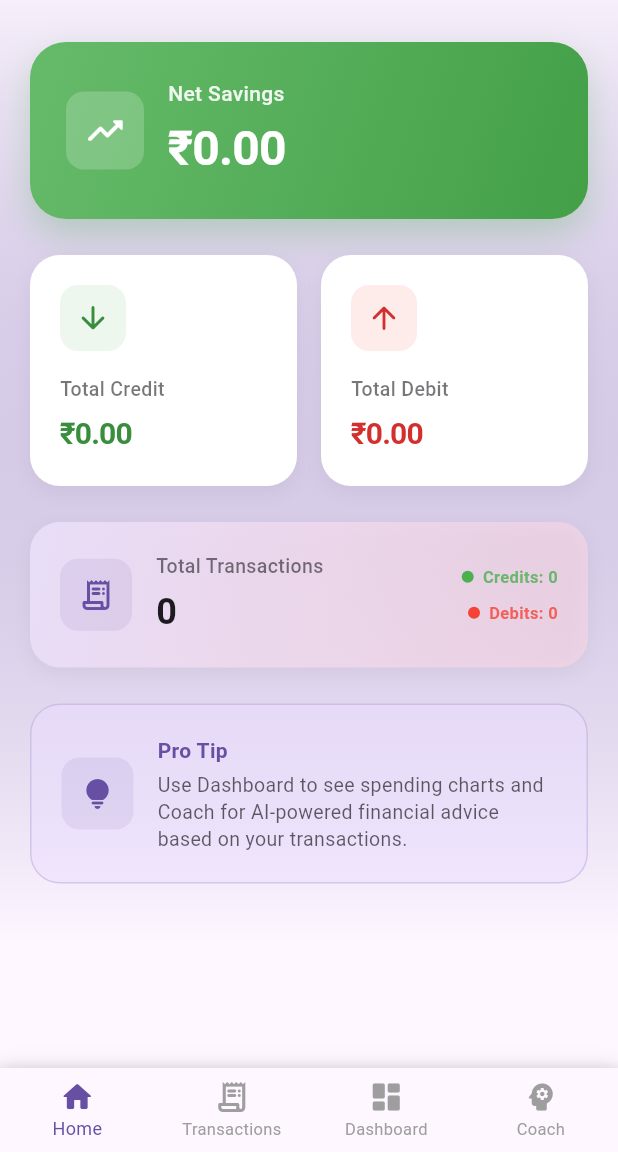
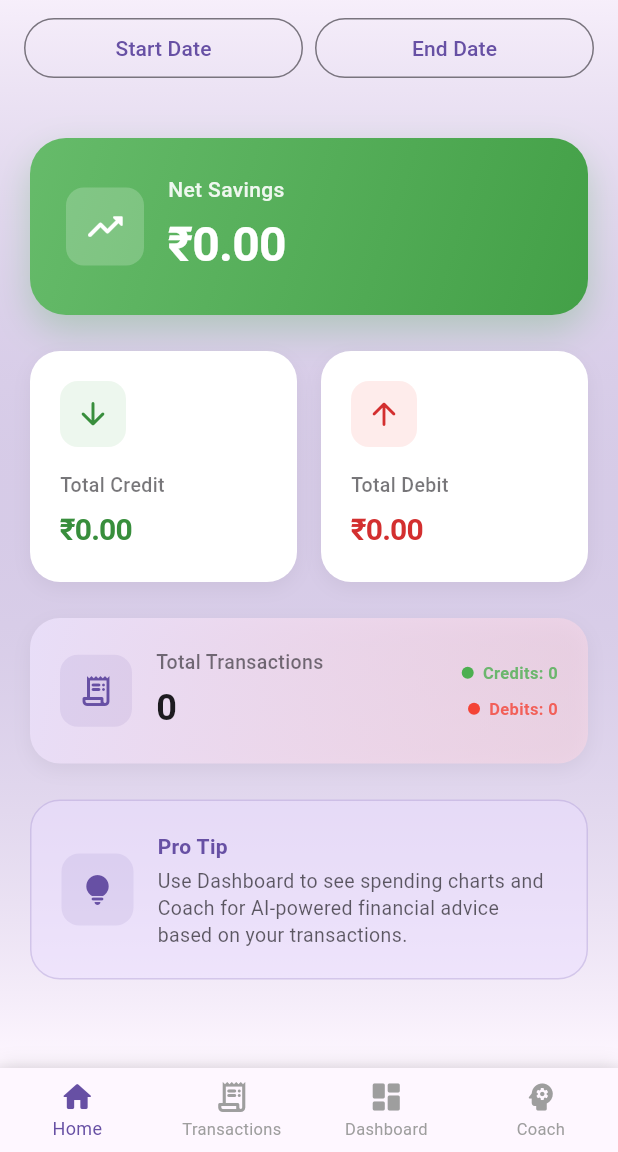
Before and after one commit to brutev/pocket_financier, a Flutter app: the screen it shows after launch, on a phone screen of 412 x 824 dp, the part 84-1236 px from its top. Run offline on Flutter 3.47's test engine with Material 3 defaults, Android fonts, the phone set to English and light mode, and no system bars; our stand-ins replace fl_chart, flutter_dotenv, permission_handler, sqflite; missing offline and left inert: flutter_sms_inbox; accounts and stored records are empty.

Commit message:
added dotenv , gemma service flow, added date range filter

```diff
--- a/lib/main.dart
+++ b/lib/main.dart
@@ -1,9 +1,11 @@
 import 'package:flutter/material.dart';
+import 'package:flutter_dotenv/flutter_dotenv.dart';
 // import 'services/gemma_service.dart';
 import 'screens/home_page.dart';
 
 void main() async {
   WidgetsFlutterBinding.ensureInitialized();
+  await dotenv.load(fileName: ".env");
 
   // try {
   //   await GemmaService.ensureInitialized();
--- a/lib/parsers/banking_sms_parser.dart
+++ b/lib/parsers/banking_sms_parser.dart
@@ -248,13 +248,11 @@ class BankingSmsParser {
     // Extract transaction mode and details
     String? transactionMode;
     String? merchantName;
-    String? referenceId;
 
     // UPI pattern: UPI/P2M/REF/MERCHANT
     final upiMatch = RegExp(r'UPI/([^/]+)/([^/]+)/(.+?)(?:\n|$)', caseSensitive: false).firstMatch(text);
     if (upiMatch != null) {
       transactionMode = 'UPI';
-      referenceId = upiMatch.group(2);
       merchantName = upiMatch.group(3)?.trim();
     }
 
@@ -262,7 +260,6 @@ class BankingSmsParser {
     final neftMatch = RegExp(r'NEFT/([^/]+)/(.+?)(?:\.|\n|$)', caseSensitive: false).firstMatch(text);
     if (neftMatch != null) {
       transactionMode = 'NEFT';
-      referenceId = neftMatch.group(1);
       merchantName = neftMatch.group(2)?.trim();
     }
 
--- a/lib/screens/home_page.dart
+++ b/lib/screens/home_page.dart
@@ -18,6 +18,18 @@ class _HomePageState extends State<HomePage> {
   final ValueNotifier<int> _currentIndexNotifier = ValueNotifier<int>(0);
   final ValueNotifier<List<TransactionModel>> _transactionsNotifier = ValueNotifier<List<TransactionModel>>([]);
   final ValueNotifier<bool> _loadingNotifier = ValueNotifier<bool>(false);
+
+  DateTime? _startDate;
+  DateTime? _endDate;
+  List<TransactionModel> get _filteredTransactions {
+    if (_startDate == null && _endDate == null) return _transactionsNotifier.value;
+    return _transactionsNotifier.value.where((tx) {
+      final date = tx.effectiveDate;
+      if (_startDate != null && date.isBefore(_startDate!)) return false;
+      if (_endDate != null && date.isAfter(_endDate!)) return false;
+      return true;
+    }).toList();
+  }
 
   @override
   void initState() {
@@ -105,10 +117,57 @@ class _HomePageState extends State<HomePage> {
         return ValueListenableBuilder<List<TransactionModel>>(
           valueListenable: _transactionsNotifier,
           builder: (context, transactions, _) {
-            // Calculate totals efficiently
+            // Date filter UI
+            Widget dateFilter = Padding(
+              padding: const EdgeInsets.symmetric(horizontal: 16, vertical: 8),
+              child: Row(
+                children: [
+                  Expanded(
+                    child: OutlinedButton(
+                      onPressed: () async {
+                        final picked = await showDatePicker(
+                          context: context,
+                          initialDate: _startDate ?? DateTime.now(),
+                          firstDate: DateTime(2000),
+                          lastDate: _endDate ?? DateTime.now(),
+                        );
+                        if (picked != null) setState(() => _startDate = picked);
+                      },
+                      child: Text(_startDate == null ? 'Start Date' : 'From: ${_startDate!.toLocal().toString().split(' ')[0]}'),
+                    ),
+                  ),
+                  const SizedBox(width: 8),
+                  Expanded(
+                    child: OutlinedButton(
+                      onPressed: () async {
+                        final picked = await showDatePicker(
+                          context: context,
+                          initialDate: _endDate ?? DateTime.now(),
+                          firstDate: _startDate ?? DateTime(2000),
+                          lastDate: DateTime.now(),
+                        );
+                        if (picked != null) setState(() => _endDate = picked);
+                      },
+                      child: Text(_endDate == null ? 'End Date' : 'To: ${_endDate!.toLocal().toString().split(' ')[0]}'),
+                    ),
+                  ),
+                  if (_startDate != null || _endDate != null)
+                    IconButton(
+                      icon: const Icon(Icons.clear),
+                      tooltip: 'Clear filter',
+                      onPressed: () => setState(() {
+                        _startDate = null;
+                        _endDate = null;
+                      }),
+                    ),
+                ],
+              ),
+            );
+
+            final filtered = _filteredTransactions;
             double totalCredit = 0.0;
             double totalDebit = 0.0;
-            for (final t in transactions) {
+            for (final t in filtered) {
               if (t.type == 'credit') {
                 totalCredit += t.amount;
               } else if (t.type == 'debit') {
@@ -120,12 +179,16 @@ class _HomePageState extends State<HomePage> {
                 ? (netSavings / totalCredit * 100).clamp(0.0, 100.0)
                 : 0.0;
 
-            // Build pages list efficiently
             final pages = <Widget>[
-              _buildHomePage(totalCredit, totalDebit, netSavings, savingsPercentage, transactions),
-              TransactionsPage(transactions: transactions),
-              DashboardPage(transactions: transactions),
-              CoachPage(transactions: transactions),
+              Column(
+                children: [
+                  dateFilter,
+                  Expanded(child: _buildHomePage(totalCredit, totalDebit, netSavings, savingsPercentage, filtered)),
+                ],
+              ),
+              TransactionsPage(transactions: filtered),
+              DashboardPage(transactions: filtered),
+              CoachPage(transactions: filtered),
             ];
 
             return Scaffold(
--- a/pubspec.yaml
+++ b/pubspec.yaml
@@ -16,6 +16,7 @@ dependencies:
   sqflite: ^2.4.2
   flutter_sms_inbox: ^1.0.2
   permission_handler: ^11.3.1
+  flutter_dotenv: ^6.0.0
 
 dev_dependencies:
   flutter_test:
```
Also changed, not shown: lib/services/gemma_service.dart (added, +15 -0 lines), pubspec.lock, 1 other file.
